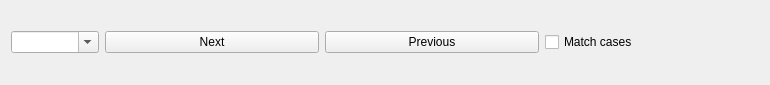
baziorek/STC_editor, file finddialog.ui: the form before one commit.
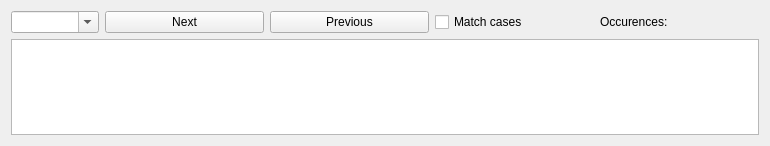
The form after the commit.

Commit message: Finding text: for now only counting number of occurences works

```diff
--- a/finddialog.ui
+++ b/finddialog.ui
@@ -7,14 +7,14 @@
     <x>0</x>
     <y>0</y>
     <width>770</width>
-    <height>85</height>
+    <height>146</height>
    </rect>
   </property>
   <property name="windowTitle">
    <string>Form</string>
   </property>
-  <layout class="QHBoxLayout" name="horizontalLayout_2">
-   <item>
+  <layout class="QGridLayout" name="gridLayout">
+   <item row="0" column="0">
     <layout class="QHBoxLayout" name="horizontalLayout">
      <item>
       <widget class="QComboBox" name="textSearchField">
@@ -53,8 +53,21 @@
        </property>
       </widget>
      </item>
+     <item>
+      <widget class="QLabel" name="occurencesLabel">
+       <property name="toolTip">
+        <string>occurences count of provided text. First value is case sensitive, second one case insensitive</string>
+       </property>
+       <property name="text">
+        <string>Occurences:</string>
+       </property>
+      </widget>
+     </item>
     </layout>
    </item>
+   <item row="1" column="0">
+    <widget class="QTableWidget" name="foundTexts"/>
+   </item>
   </layout>
  </widget>
  <resources/>
```
Left out of the diff: 22 changed lines with no effect on the pictures. The commit also changes 4 other files.
